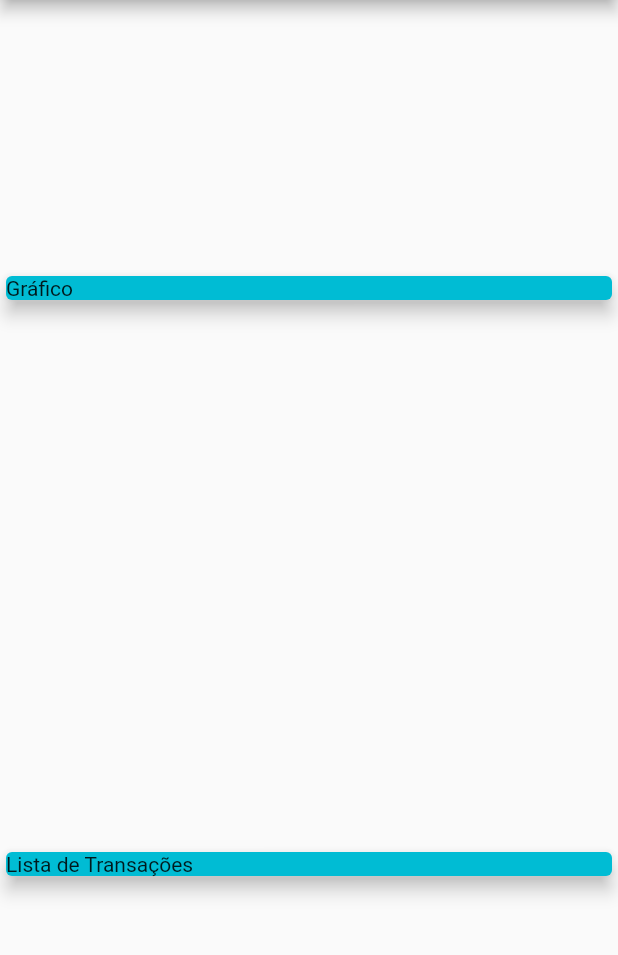
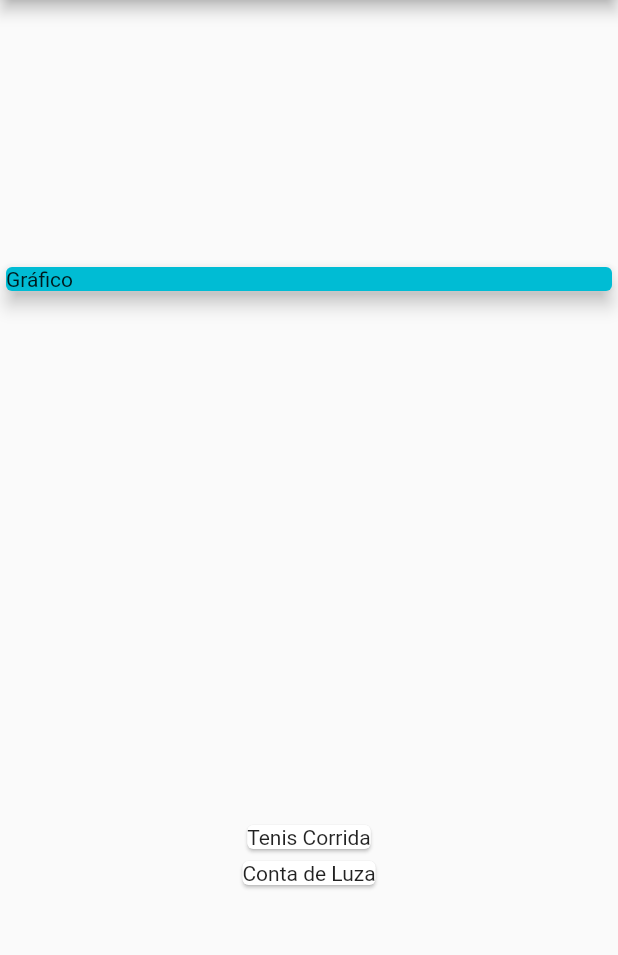
Before and after one commit to 9reis/despesas_pessoais__flutter, a Flutter app: the screen it shows after launch, on a phone screen of 412 x 824 dp, the part 84-1039 px from its top. Run offline on Flutter 3.47's test engine with Material 2 defaults, Android fonts, the phone set to English and light mode, and no system bars.

Commit message:
Mapear dados para widgets

```diff
--- a/lib/main.dart
+++ b/lib/main.dart
@@ -53,10 +53,12 @@ class MyHomePage extends StatelessWidget {
             ),
             Container(
               width: double.infinity,
-              child: Card(
-                child: Text('Lista de Transações'),
-                elevation: 5,
-                color: Colors.cyan,
+              child: Column(
+                children: _transactions.map((tr) {
+                  return Card(
+                    child: Text(tr.title),
+                  );
+                }).toList(),
               ),
             )
           ],
```
